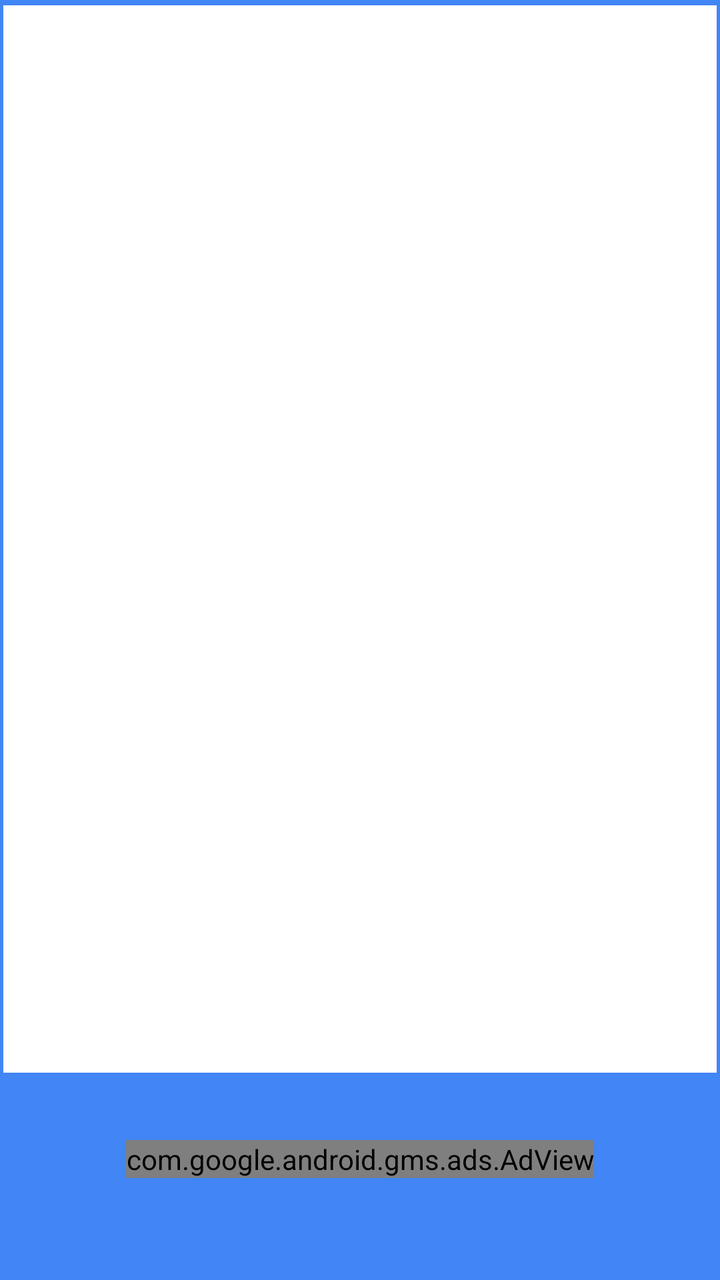
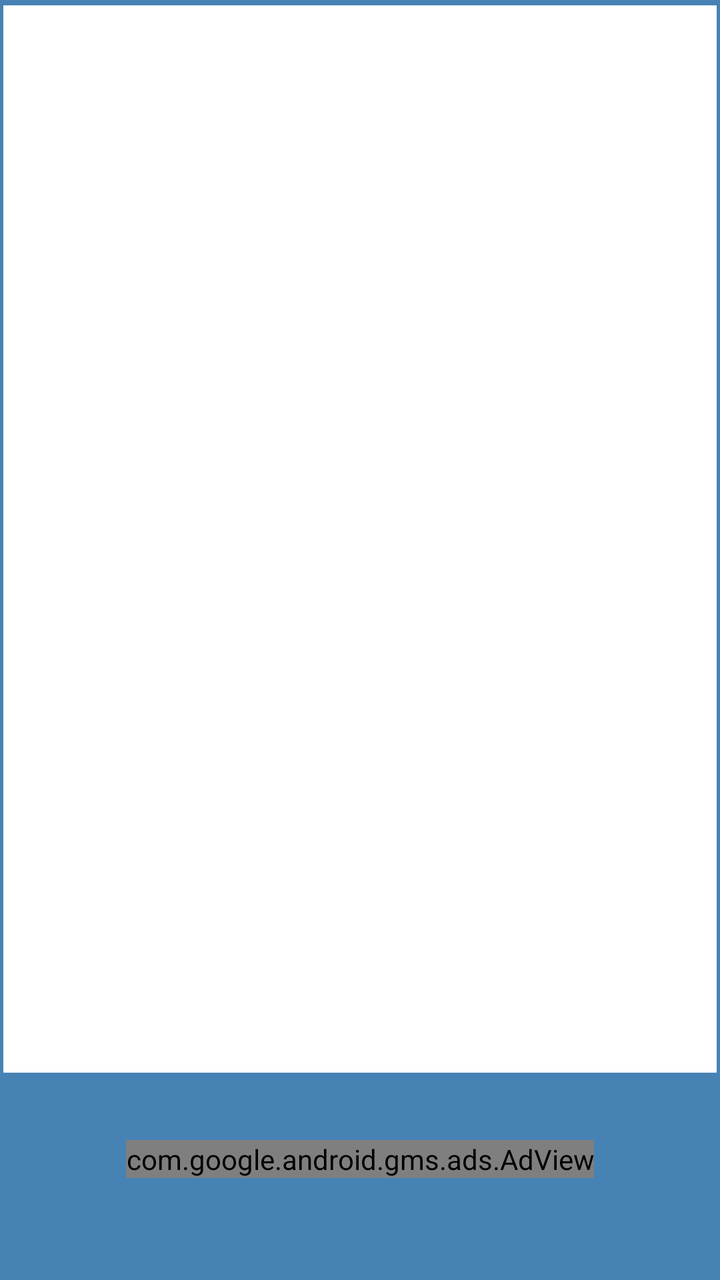

Compare the two renders of this Android layout. The source of the first and the diff that turns it into the second are given below.
<!-- AndroidManifest.xml: activity theme Theme.AppCompat.Light.DarkActionBar -->
<!-- res/layout/activity_main.xml -->
<?xml version="1.0" encoding="utf-8"?>
<RelativeLayout xmlns:android="http://schemas.android.com/apk/res/android"
    xmlns:app="http://schemas.android.com/apk/res-auto"
    xmlns:tools="http://schemas.android.com/tools"
    android:layout_width="match_parent"
    android:background="@color/gnt_blue"
    android:layout_height="match_parent"
    tools:context=".MainActivity">
    <androidx.constraintlayout.widget.ConstraintLayout
        android:id="@+id/constraintLayout"
        android:background="@color/gnt_blue"
        android:layout_width="match_parent"
        android:layout_height="match_parent"
        android:layout_marginBottom="101dp">
        <LinearLayout
            android:layout_width="0dp"
            android:layout_height="0dp"
            android:background="@color/white"
            android:orientation="vertical"
            app:layout_constraintBottom_toBottomOf="parent"
            app:layout_constraintHeight_percent=".99"
            app:layout_constraintLeft_toLeftOf="parent"
            app:layout_constraintRight_toRightOf="parent"
            app:layout_constraintTop_toTopOf="parent"
            app:layout_constraintWidth_percent=".99">
            <GridView
                android:id="@+id/gridView"
                android:layout_width="match_parent"
                android:layout_height="match_parent"
                android:numColumns="1"
                app:layout_constraintBottom_toBottomOf="parent"
                app:layout_constraintEnd_toEndOf="parent"
                app:layout_constraintStart_toStartOf="parent"
                app:layout_constraintTop_toTopOf="parent"
                app:layout_constraintVertical_bias="0" />

        </LinearLayout>


    </androidx.constraintlayout.widget.ConstraintLayout>


    <com.google.android.gms.ads.AdView
        xmlns:ads="http://schemas.android.com/apk/res-auto"
        android:id="@+id/adView"
        android:layout_marginBottom="51dp"
        android:layout_width="wrap_content"
        android:layout_height="wrap_content"
        android:layout_alignParentBottom="true"
        android:layout_centerHorizontal="true"
        ads:adSize="BANNER"
        ads:adUnitId="ca-app-pub-7773722896374259/6894028173">

    </com.google.android.gms.ads.AdView>
    <RelativeLayout
        android:layout_alignParentBottom="true"
        android:id="@+id/ad_container"
        android:layout_width="wrap_content"
        android:layout_height="wrap_content"
        android:layout_centerInParent="true"
        />


</RelativeLayout>
<!-- resources referenced by this layout -->
<resources>
  <color name="gnt_blue">#4285f4</color>
  <color name="white">#FFFFFFFF</color>
</resources>

<!-- the commit's change to res/layout/activity_main.xml (unified diff, before → after) -->
@@ -3,12 +3,12 @@
     xmlns:app="http://schemas.android.com/apk/res-auto"
     xmlns:tools="http://schemas.android.com/tools"
     android:layout_width="match_parent"
-    android:background="@color/gnt_blue"
+    android:background="@color/SteelBlue"
     android:layout_height="match_parent"
     tools:context=".MainActivity">
     <androidx.constraintlayout.widget.ConstraintLayout
         android:id="@+id/constraintLayout"
-        android:background="@color/gnt_blue"
+        android:background="@color/SteelBlue"
         android:layout_width="match_parent"
         android:layout_height="match_parent"
         android:layout_marginBottom="101dp">
<!-- resource entries referenced after the edit -->
@@ -1,6 +1,6 @@
 <!-- resources referenced by this layout -->
 <resources>
-  <color name="gnt_blue">#4285f4</color>
+  <color name="SteelBlue">#4682B4</color>
   <color name="white">#FFFFFFFF</color>
 </resources>
 
